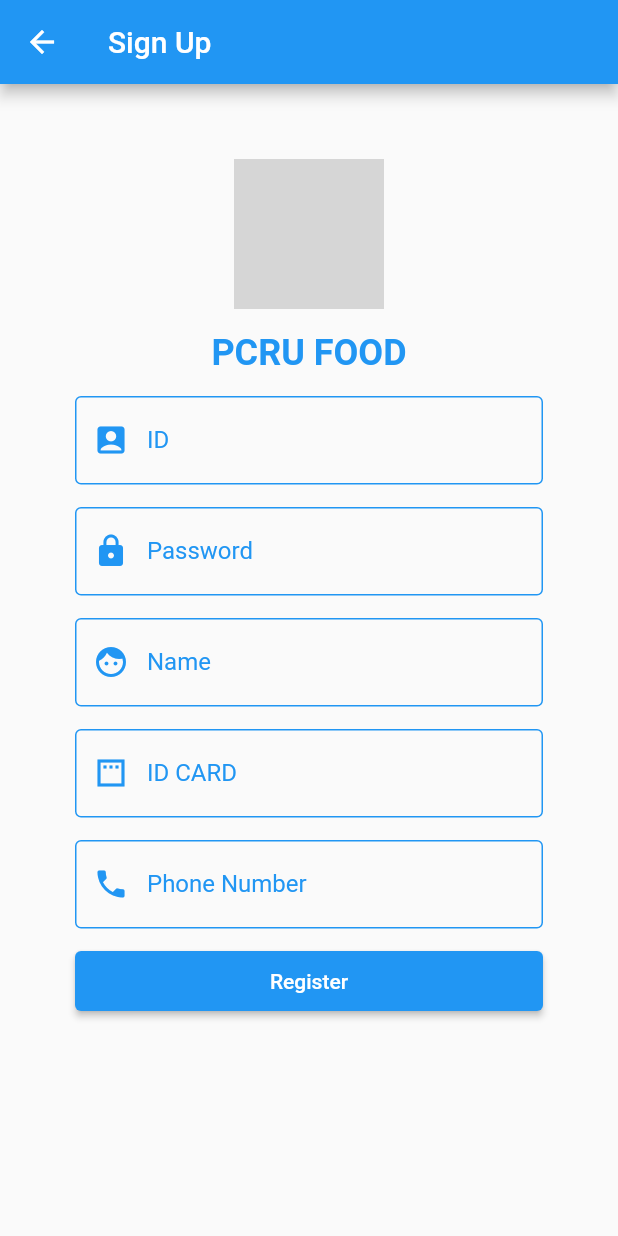
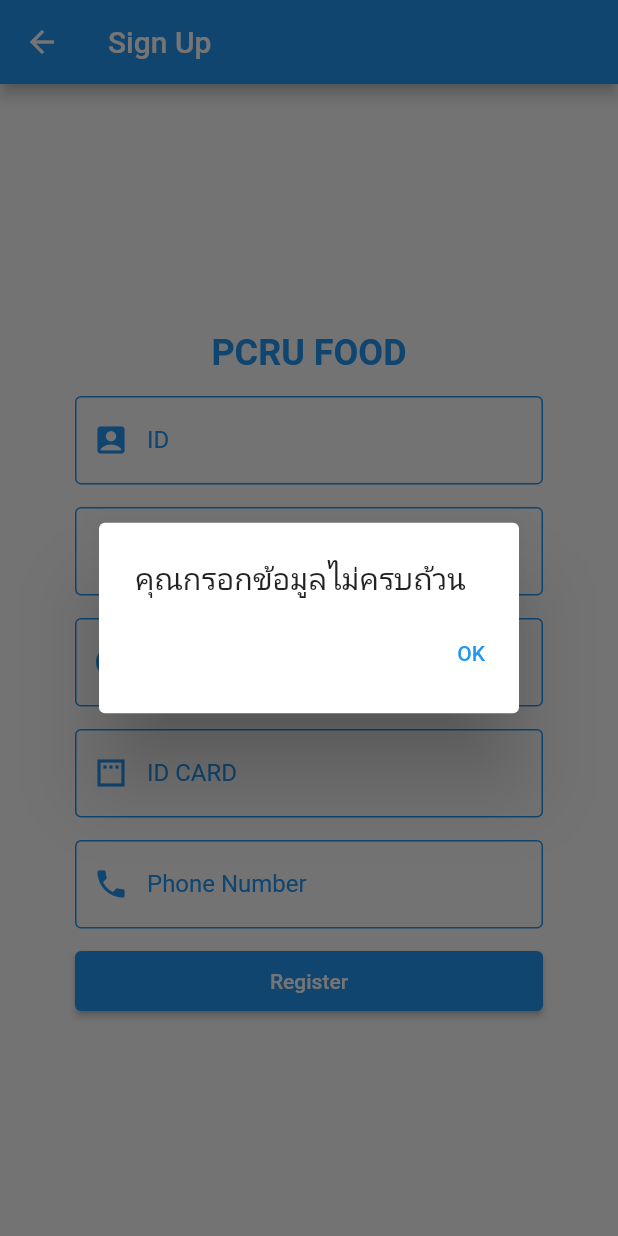
Before and after one commit to LailaHox/pcrufood, a Flutter app: the SignUp screen opened directly, after a tap on "Register", on a phone screen of 412 x 824 dp. Run offline on Flutter 3.47's test engine with Material 2 defaults, Android fonts, the phone set to English and light mode, and no system bars; missing offline and left inert: dart:ffi; grey boxes are pictures that could not be loaded.

Commit message:
checknull

```diff
--- a/lib/screens/signUp.dart
+++ b/lib/screens/signUp.dart
@@ -1,4 +1,7 @@
+import 'dart:ffi';
+
 import 'package:flutter/material.dart';
+import 'package:pcrufood/utility/checknull.dart';
 import 'package:pcrufood/utility/mystyle.dart';
 
 class SignUp extends StatefulWidget {
@@ -9,6 +12,7 @@ class SignUp extends StatefulWidget {
 }
 
 class _SignUpState extends State<SignUp> {
+  var id, password, name, idcard, phonenumber;
   @override
   Widget build(BuildContext context) {
     return Scaffold(
@@ -58,6 +62,7 @@ class _SignUpState extends State<SignUp> {
   Widget idFormRegis() => Container(
         width: 250,
         child: TextField(
+          onChanged: (value) => id = value.trim(),
           decoration: InputDecoration(
             prefixIcon: Icon(
               Icons.account_box,
@@ -78,6 +83,7 @@ class _SignUpState extends State<SignUp> {
   Widget passwordRegis() => Container(
         width: 250,
         child: TextField(
+          onChanged: (value) => password = value.trim(),
           decoration: InputDecoration(
             prefixIcon: Icon(
               Icons.lock,
@@ -98,6 +104,7 @@ class _SignUpState extends State<SignUp> {
   Widget ownerName() => Container(
         width: 250,
         child: TextField(
+          onChanged: (value) => name = value.trim(),
           decoration: InputDecoration(
             prefixIcon: Icon(
               Icons.face,
@@ -118,6 +125,7 @@ class _SignUpState extends State<SignUp> {
   Widget ownerIDcard() => Container(
         width: 250,
         child: TextField(
+          onChanged: (value) => idcard = value.trim(),
           decoration: InputDecoration(
             prefixIcon: Icon(
               Icons.padding,
@@ -138,6 +146,7 @@ class _SignUpState extends State<SignUp> {
   Widget ownerPhone() => Container(
         width: 250,
         child: TextField(
+          onChanged: (value) => phonenumber = value.trim(),
           decoration: InputDecoration(
             prefixIcon: Icon(
               Icons.phone,
@@ -159,7 +168,23 @@ class _SignUpState extends State<SignUp> {
         width: 250,
         height: 40,
         child: ElevatedButton(
-          onPressed: () {},
+          onPressed: () {
+            print(
+                'id =$id,password=$password,name=$name,idcard=$idcard,phonenumber=$phonenumber');
+            if (id == null ||
+                id.isEmpty ||
+                password == null ||
+                password.isEmpty ||
+                name == null ||
+                name.isEmpty ||
+                idcard == null ||
+                idcard.isEmpty ||
+                phonenumber == null ||
+                phonenumber.isEmpty) {
+              print('คุณกรอกข้อมูลไม่ครบถ้วน');
+              checknull(context, 'คุณกรอกข้อมูลไม่ครบถ้วน');
+            }
+          },
           child: Text('Register'),
         ),
       );
--- /dev/null
+++ b/lib/utility/checknull.dart
@@ -0,0 +1,21 @@
+import 'package:flutter/material.dart';
+
+Future<void> checknull(BuildContext context, String message) async {
+  showDialog(
+    context: context,
+    builder: (context) => SimpleDialog(
+      title: Text(message),
+      children: <Widget>[
+        Row(
+          mainAxisAlignment: MainAxisAlignment.end,
+          children: [
+            TextButton(
+              onPressed: () => Navigator.pop(context),
+              child: Text('OK'),
+            ),
+          ],
+        ),
+      ],
+    ),
+  );
+}
```
